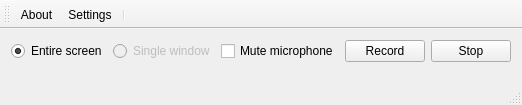
Qt form mainwindow.ui (froksen/FDesktopRecorder) before a commit.
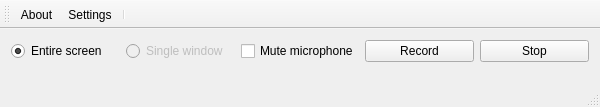
The same form after that commit.

Patch:
```diff
--- a/mainwindow.ui
+++ b/mainwindow.ui
@@ -6,8 +6,8 @@
    <rect>
     <x>0</x>
     <y>0</y>
-    <width>508</width>
-    <height>105</height>
+    <width>600</width>
+    <height>107</height>
    </rect>
   </property>
   <property name="windowTitle">
```
Left out of the diff: 2 changed lines with no effect on the pictures.
